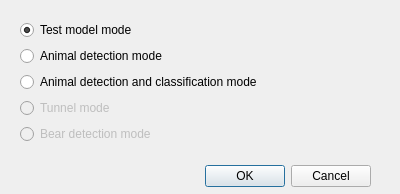
stefanodellosa-personal/WADAS, file wadas/ui/qt/select_mode.ui: the form before one commit.
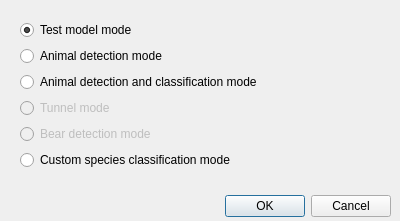
The form after the commit.

Commit message: Initiated custom species classification mode

The edit to the form file:
```diff
--- a/wadas/ui/qt/select_mode.ui
+++ b/wadas/ui/qt/select_mode.ui
@@ -7,7 +7,7 @@
     <x>0</x>
     <y>0</y>
     <width>400</width>
-    <height>194</height>
+    <height>221</height>
    </rect>
   </property>
   <property name="windowTitle">
@@ -16,9 +16,9 @@
   <widget class="QDialogButtonBox" name="buttonBox">
    <property name="geometry">
     <rect>
-     <x>30</x>
-     <y>160</y>
-     <width>341</width>
+     <x>10</x>
+     <y>190</y>
+     <width>381</width>
      <height>32</height>
     </rect>
    </property>
@@ -35,7 +35,7 @@
      <x>20</x>
      <y>20</y>
      <width>351</width>
-     <height>132</height>
+     <height>158</height>
     </rect>
    </property>
    <layout class="QVBoxLayout" name="verticalLayout">
@@ -119,6 +119,13 @@
       </attribute>
      </widget>
     </item>
+    <item>
+     <widget class="QRadioButton" name="radioButton_custom_species_class_mode">
+      <property name="text">
+       <string>Custom species classification mode</string>
+      </property>
+     </widget>
+    </item>
     <item>
      <spacer name="verticalSpacer">
       <property name="orientation">
```
The commit also changes 7 other files.
